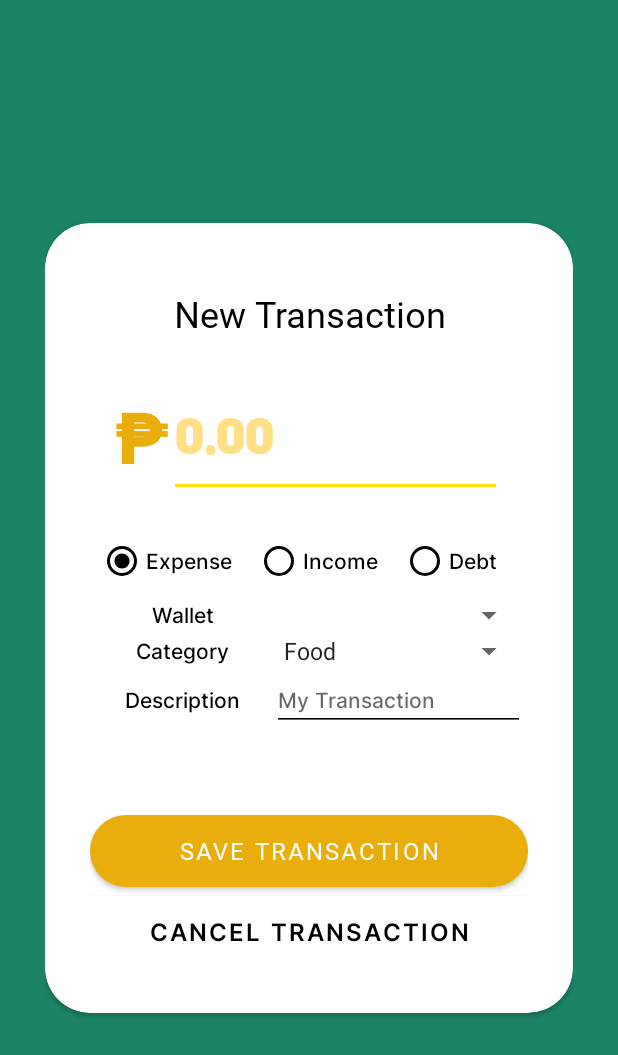
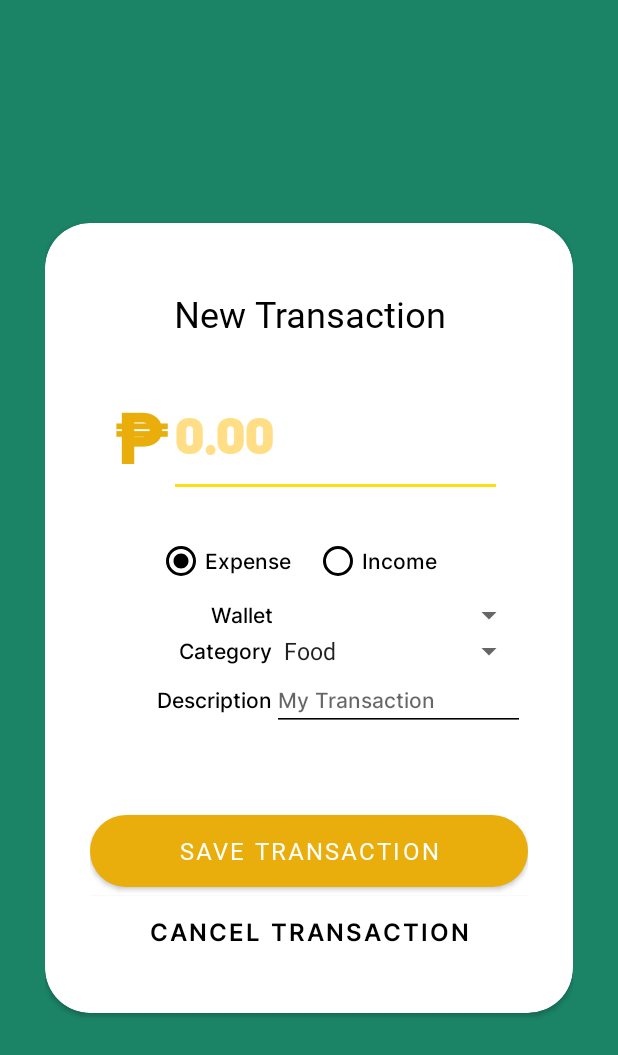
Before and after one commit to cusgan/FinanceTracker, an Android app: the layout activity_add_transaction.xml on its own in the app's theme, with its tools: preview values and no code run, on a phone screen of 412 x 824 dp. Shown: the top 1055 px of the screen. Run offline under Robolectric (Android 15) with nearby library versions, the phone set to English and light mode, and no system bars; network calls fail.

```diff
--- a/app/src/main/java/com/example/financetrackerapp/HomePage.java
+++ b/app/src/main/java/com/example/financetrackerapp/HomePage.java
@@ -185,7 +185,7 @@ public class HomePage extends Fragment {
         tvBudgetTotal.setText("₱" + String.format("%.2f", UserData.monthlyBudget));
         tvBudgetSpent.setText("₱" + String.format("%.2f", UserData.budgetSpent)+" spent");
         float percnt = -1;
-        percnt = 100.0f*((float)UserData.budgetSpent/(float)UserData.monthlyBudget+0.1f);
+        percnt = 100.0f*((float)UserData.budgetSpent/(float)UserData.monthlyBudget);
         if(Float.isNaN(percnt) || Float.isInfinite(percnt))
             tvSpentPercent.setText("- - -");
         else
--- a/app/src/main/java/com/example/financetrackerapp/SignUp.java
+++ b/app/src/main/java/com/example/financetrackerapp/SignUp.java
@@ -27,8 +27,11 @@ public class SignUp extends AppCompatActivity {
             public void onClick(View v) {
                 try{
                     String email = etEmail.getText().toString();
+                    if(email.length()<1) throw new Exception("Invalid input");
                     String pass = etPass.getText().toString();
+                    if(pass.length()<1) throw new Exception("Invalid input");
                     String name = etName.getText().toString();
+                    if(name.length()<1) throw new Exception("Invalid input");
                     if(SQLInterface.signupAccount(email,pass,name)){
                         toast("Successfully Registered!");
                         finish();
@@ -38,6 +41,7 @@ public class SignUp extends AppCompatActivity {
 
                 } catch(Exception e){
                     e.printStackTrace();
+                    if(e.getMessage().matches("Invalid input")) toast(e.getMessage());
                     toast("Could not Register!");
                 }
             }
--- a/app/src/main/java/com/example/financetrackerapp/TransactionHistory.java
+++ b/app/src/main/java/com/example/financetrackerapp/TransactionHistory.java
@@ -19,6 +19,8 @@ import android.view.View;
 import android.view.ViewGroup;
 import android.widget.TextView;
 
+import java.text.DateFormat;
+import java.text.SimpleDateFormat;
 import java.util.ArrayList;
 
 /**
@@ -117,12 +119,13 @@ class TransAdapter extends RecyclerView.Adapter<TransHolder>{
             amountpeso = "+" + amountpeso;
             holder.amountDisplay.setTextColor(Color.parseColor("#57C478"));
         }
+        DateFormat df = new SimpleDateFormat("MMM dd, yyyy h:mm a");
         holder.amountDisplay.setText(amountpeso);
         holder.walletDisplay.setText("- - -");
         if(UserData.getWallet(transaction.walletid) !=null)
             holder.walletDisplay.setText(UserData.getWallet(transaction.walletid).name);
         holder.descDisplay.setText(""+transaction.description);
-        holder.deetsDisplay.setText(""+transaction.category + " - "+transaction.datetime.toString());
+        holder.deetsDisplay.setText(""+transaction.category + " - "+df.format(transaction.datetime));
     }
 
     @Override
--- a/app/src/main/res/layout/activity_add_transaction.xml
+++ b/app/src/main/res/layout/activity_add_transaction.xml
@@ -123,18 +123,6 @@
                         android:textColor="@color/black"
                         android:textSize="14sp" />
 
-                    <RadioButton
-                        android:id="@+id/rdbDebt"
-                        android:layout_width="wrap_content"
-                        android:layout_height="wrap_content"
-                        android:buttonTint="@color/black"
-                        android:fontFamily="@font/inter_medium"
-                        android:gravity="center"
-                        android:paddingEnd="15dp"
-                        android:text="Debt"
-                        android:textColor="@color/black"
-                        android:textSize="14sp" />
-
                 </RadioGroup>
 
                 <TableLayout
@@ -154,6 +142,7 @@
                             android:fontFamily="@font/inter_medium"
                             android:gravity="center"
                             android:text="Wallet"
+                            android:textAlignment="textEnd"
                             android:textColor="@color/black"
                             android:textSize="14sp" />
 
@@ -176,6 +165,7 @@
                             android:fontFamily="@font/inter_medium"
                             android:gravity="center"
                             android:text="Category"
+                            android:textAlignment="textEnd"
                             android:textColor="@color/black"
                             android:textSize="14sp" />
 
@@ -200,6 +190,7 @@
                             android:fontFamily="@font/inter_medium"
                             android:gravity="center"
                             android:text="Description"
+                            android:textAlignment="textEnd"
                             android:textColor="@color/black"
                             android:textSize="14sp" />
 
--- a/app/src/main/res/layout/activity_invite_to_wallet.xml
+++ b/app/src/main/res/layout/activity_invite_to_wallet.xml
@@ -69,7 +69,6 @@
                     android:inputType="text"
                     android:textColor="@color/black"
                     android:textColorHighlight="@color/vivid_yellow"
-                    android:textColorHint="@color/black"
                     android:textColorLink="@color/vivid_yellow" />
 
                 <Space
--- a/app/src/main/res/layout/fragment_wallets.xml
+++ b/app/src/main/res/layout/fragment_wallets.xml
@@ -91,6 +91,8 @@ tools:context=".TransactionHistory">
                         android:textColor="@color/white"
                         android:textSize="34sp" />
 
+                </LinearLayout>
+
                 <TextView
                     android:id="@+id/tvWalletCount"
                     android:layout_width="match_parent"
@@ -98,7 +100,6 @@ tools:context=".TransactionHistory">
                     android:layout_marginLeft="5dp"
                     android:fontFamily="@font/inter_medium"
                     android:text="from 1 wallet" />
-                </LinearLayout>
 
             </LinearLayout>
 
```
Also changed, not shown: app/src/main/java/com/example/financetrackerapp/AddToGoal.java (+13 -0 lines), app/src/main/java/com/example/financetrackerapp/MainActivity.java (+13 -1 lines), app/src/main/java/com/example/financetrackerapp/SQLInterface.java (+9 -4 lines), app/src/main/java/com/example/financetrackerapp/Stats.java (+7 -4 lines), app/src/main/java/com/example/financetrackerapp/Wallets.java (+5 -5 lines), app/src/main/res/layout/activity_edit_budget.xml (+7 -8 lines), app/src/main/res/layout/fragment_stats.xml (+4 -4 lines), app/src/main/res/layout/recycler_wallet.xml (+1 -8 lines). Lines whose indentation alone changed are shown as unchanged.
